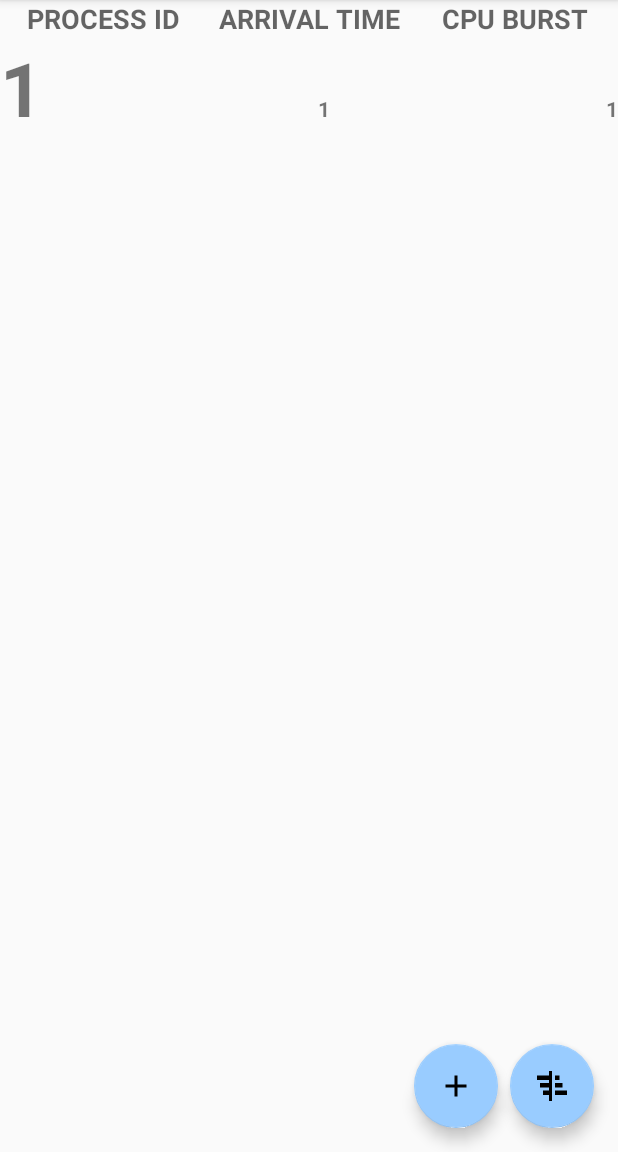
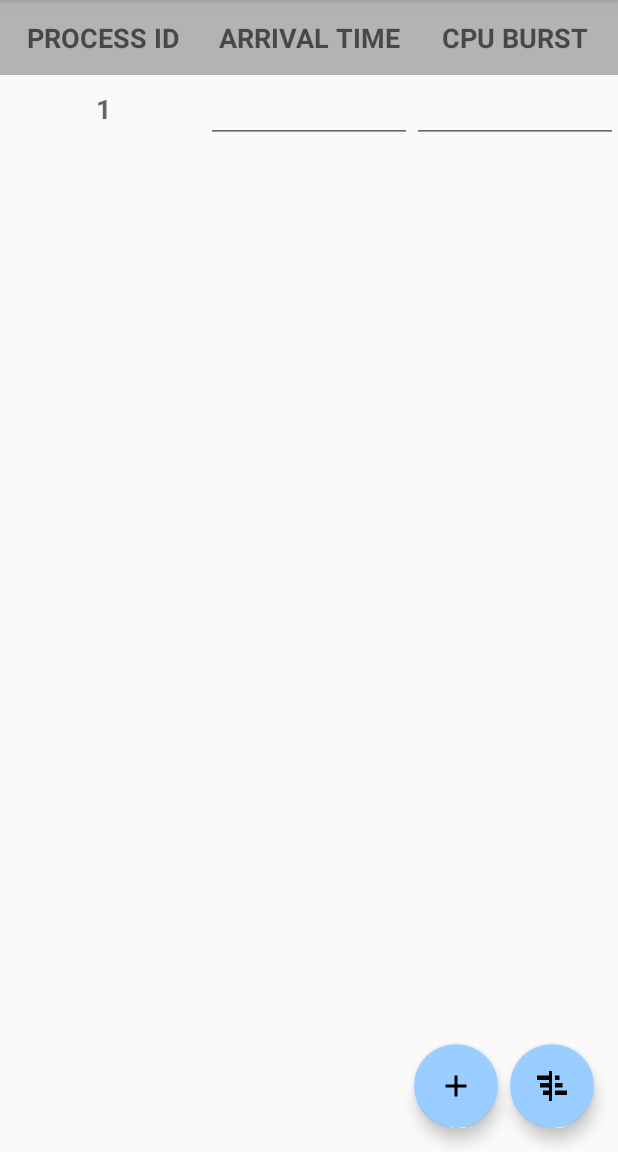
Before and after one commit to jnapor/CPU-Scheduling-, an Android app: the screen it shows after launch (DataInputtingActivity), after a tap on an icon or button, on a phone screen of 412 x 824 dp, the part 84-1236 px from its top. Run offline under Robolectric (Android 15) with nearby library versions, the phone set to English and light mode, and no system bars.

```diff
--- a/app/src/main/java/com/sharearide/research/jnapor/osprojectqueue/DataInputtingActivity.java
+++ b/app/src/main/java/com/sharearide/research/jnapor/osprojectqueue/DataInputtingActivity.java
@@ -5,6 +5,7 @@ import android.support.design.widget.FloatingActionButton;
 import android.support.v7.app.AppCompatActivity;
 import android.os.Bundle;
 import android.view.Gravity;
+import android.view.LayoutInflater;
 import android.view.View;
 import android.view.ViewGroup;
 import android.widget.EditText;
@@ -33,28 +34,39 @@ public class DataInputtingActivity extends AppCompatActivity {
             public void onClick(View view) {
                 Toast.makeText(view.getContext(), "Add Process", Toast.LENGTH_SHORT).show();
                 counter++;
-                TableRow tableRow = new TableRow(view.getContext());
-                tableRow.setLayoutParams(new LinearLayout.LayoutParams(
-                        LinearLayout.LayoutParams.WRAP_CONTENT,
-                        LinearLayout.LayoutParams.WRAP_CONTENT,1.0f));
+                TableRow tableRow = (TableRow) LayoutInflater.from(view.getContext())
+                        .inflate(R.layout.row_data,tableLayout,false);
+
+                TextView textView = (TextView) tableRow.findViewById(R.id.process_label);
+                textView.setText(String.valueOf(counter));
 
 
 
-                TextView textView = new TextView(view.getContext());
-                textView.setGravity(Gravity.CENTER_HORIZONTAL);
-                textView.setTypeface(null, Typeface.BOLD);
-                textView.setText(String.valueOf(counter));
-                textView.setTextSize(50.0f);
-
-                TextView textView1 = new TextView(view.getContext());
-                textView1.setText(String.valueOf(counter));
-                textView1.setGravity(Gravity.CENTER);
-                textView1.setTypeface(null, Typeface.BOLD);
-
-                TextView textView2 = new TextView(view.getContext());
-                textView2.setText(String.valueOf(counter));
-                textView2.setGravity(Gravity.CENTER);
-                textView2.setTypeface(null, Typeface.BOLD);
+//                TableRow tableRow = new TableRow(view.getContext());
+//                tableRow.setLayoutParams(new LinearLayout.LayoutParams(
+//                        LinearLayout.LayoutParams.WRAP_CONTENT,
+//                        LinearLayout.LayoutParams.WRAP_CONTENT,1.0f));
+//
+//
+//
+//                TextView textView = new TextView(view.getContext());
+//                textView.setGravity(Gravity.CENTER_HORIZONTAL);
+//                textView.setTypeface(null, Typeface.BOLD);
+//                textView.setText(String.valueOf(counter));
+//                textView.setTextSize(50.0f);
+//
+//                TextView textView1 = new TextView(view.getContext());
+//                textView1.setText(String.valueOf(counter));
+//                textView1.setGravity(Gravity.CENTER);
+//                textView1.setTypeface(null, Typeface.BOLD);
+//
+//                TextView textView2 = new TextView(view.getContext());
+//                textView2.setText(String.valueOf(counter));
+//                textView2.setGravity(Gravity.CENTER);
+//                textView2.setTypeface(null, Typeface.BOLD);
+//                tableRow.addView(textView);
+//                tableRow.addView(textView1);
+//                tableRow.addView(textView2);
 
 //                EditText editText = new EditText(view.getContext());
 //                editText.setLayoutParams(new LinearLayout.LayoutParams(LinearLayout.LayoutParams.WRAP_CONTENT,
@@ -70,9 +82,7 @@ public class DataInputtingActivity extends AppCompatActivity {
 //                editText1.setTypeface(null, Typeface.BOLD);
 
 
-                tableRow.addView(textView);
-                tableRow.addView(textView1);
-                tableRow.addView(textView2);
+
 
 //                TextView textView = new TextView(view.getContext());
 //
--- a/app/src/main/res/layout/process_gathering_layout.xml
+++ b/app/src/main/res/layout/process_gathering_layout.xml
@@ -23,19 +23,22 @@
                     android:id="@+id/firstTextView"
                     android:layout_weight="1"
                     android:layout_width="0dp"
-                    android:layout_height="match_parent"
+                    android:layout_height="50dp"
                     android:textStyle="bold"
                     android:text="@string/process_id"
                     android:gravity="center"
+                    android:layout_gravity="center"
+                    android:background="@color/tableHeader"
                     android:textAppearance="?android:textAppearanceMedium"/>
                 <TextView
                     android:id="@+id/secondTextView"
                     android:layout_weight="1"
                     android:layout_width="0dp"
-                    android:layout_height="match_parent"
+                    android:layout_height="50dp"
                     android:textStyle="bold"
                     android:text="@string/arrival_time"
                     android:gravity="center"
+                    android:background="@color/tableHeader"
                     android:textAppearance="?android:textAppearanceMedium"/>
                 <TextView
                     android:id="@+id/thirdTextView"
@@ -45,8 +48,36 @@
                     android:textStyle="bold"
                     android:text="@string/cpu_burst"
                     android:gravity="center"
+                    android:background="@color/tableHeader"
                     android:textAppearance="?android:textAppearanceMedium"/>
             </TableRow>
+            <!--<TableRow-->
+                <!--xmlns:android="http://schemas.android.com/apk/res/android">-->
+                <!--<TextView-->
+                    <!--android:id="@+id/process_label"-->
+                    <!--android:layout_weight="1"-->
+                    <!--android:layout_width="0dp"-->
+                    <!--android:layout_height="match_parent"-->
+                    <!--android:textStyle="bold"-->
+                    <!--android:background="@android:color/holo_red_dark"-->
+                    <!--android:textAppearance="?android:textAppearanceMedium"/>-->
+                <!--<EditText-->
+                    <!--android:id="@+id/arrival_time"-->
+                    <!--android:layout_weight="1"-->
+                    <!--android:layout_width="0dp"-->
+                    <!--android:layout_height="match_parent"-->
+                    <!--android:textStyle="bold"-->
+                    <!--android:background="@android:color/holo_green_light"-->
+                    <!--android:textAppearance="?android:textAppearanceMedium"/>-->
+                <!--<TextView-->
+                    <!--android:id="@+id/cpu_burst"-->
+                    <!--android:layout_weight="1"-->
+                    <!--android:layout_width="0dp"-->
+                    <!--android:layout_height="match_parent"-->
+                    <!--android:textStyle="bold"-->
+                    <!--android:background="@android:color/holo_blue_bright"-->
+                    <!--android:textAppearance="?android:textAppearanceMedium"/>-->
+            <!--</TableRow>-->
         </TableLayout>
     </ScrollView>
 
--- a/app/src/main/res/layout/row_data.xml
+++ b/app/src/main/res/layout/row_data.xml
@@ -2,27 +2,32 @@
 <TableRow
     xmlns:android="http://schemas.android.com/apk/res/android">
     <TextView
-        android:id="@+id/firstTextView"
+        android:id="@+id/process_label"
+        android:layout_weight="1"
+        android:layout_width="0dp"
+        android:layout_gravity="center"
+        android:gravity="center"
+        android:layout_height="match_parent"
+        android:textStyle="bold"
+        android:textAppearance="?android:textAppearanceMedium"/>
+    <EditText
+        android:id="@+id/arrival_time"
         android:layout_weight="1"
         android:layout_width="0dp"
         android:layout_height="match_parent"
+        android:layout_gravity="center"
+        android:gravity="center"
         android:textStyle="bold"
-        android:background="@android:color/holo_red_dark"
+        android:inputType="number"
         android:textAppearance="?android:textAppearanceMedium"/>
-    <TextView
-        android:id="@+id/secondTextView"
+    <EditText
+        android:id="@+id/cpu_burst"
         android:layout_weight="1"
         android:layout_width="0dp"
         android:layout_height="match_parent"
+        android:layout_gravity="center"
+        android:gravity="center"
         android:textStyle="bold"
-        android:background="@android:color/holo_green_light"
-        android:textAppearance="?android:textAppearanceMedium"/>
-    <TextView
-        android:id="@+id/thirdTextView"
-        android:layout_weight="1"
-        android:layout_width="0dp"
-        android:layout_height="match_parent"
-        android:textStyle="bold"
-        android:background="@android:color/holo_blue_bright"
+        android:inputType="number"
         android:textAppearance="?android:textAppearanceMedium"/>
 </TableRow>
--- a/app/src/main/res/values/colors.xml
+++ b/app/src/main/res/values/colors.xml
@@ -3,4 +3,6 @@
     <color name="colorPrimary">#3F51B5</color>
     <color name="colorPrimaryDark">#303F9F</color>
     <color name="colorAccent">#99CCFF</color>
+
+    <color name="tableHeader">#b3b3b3</color>
 </resources>
```
